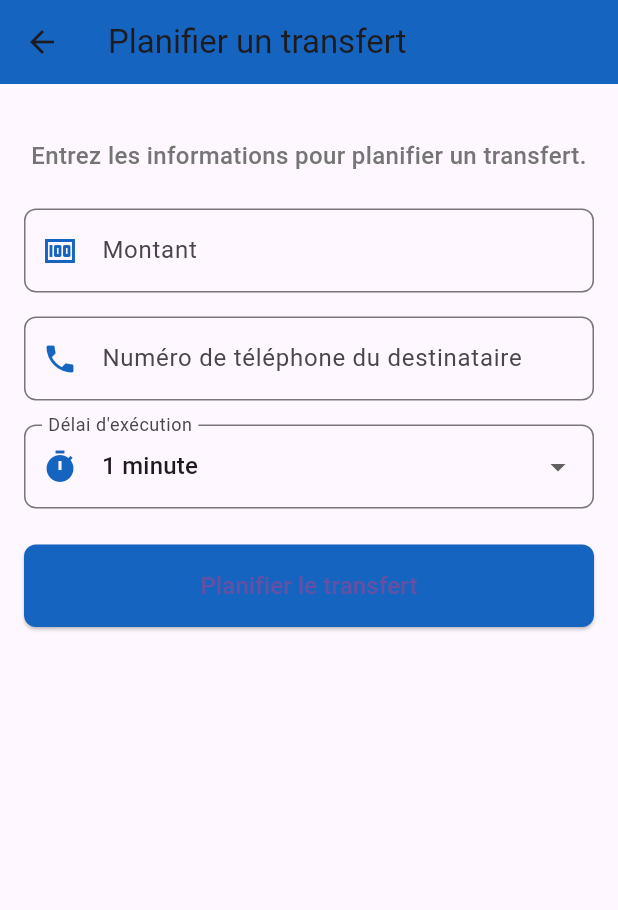
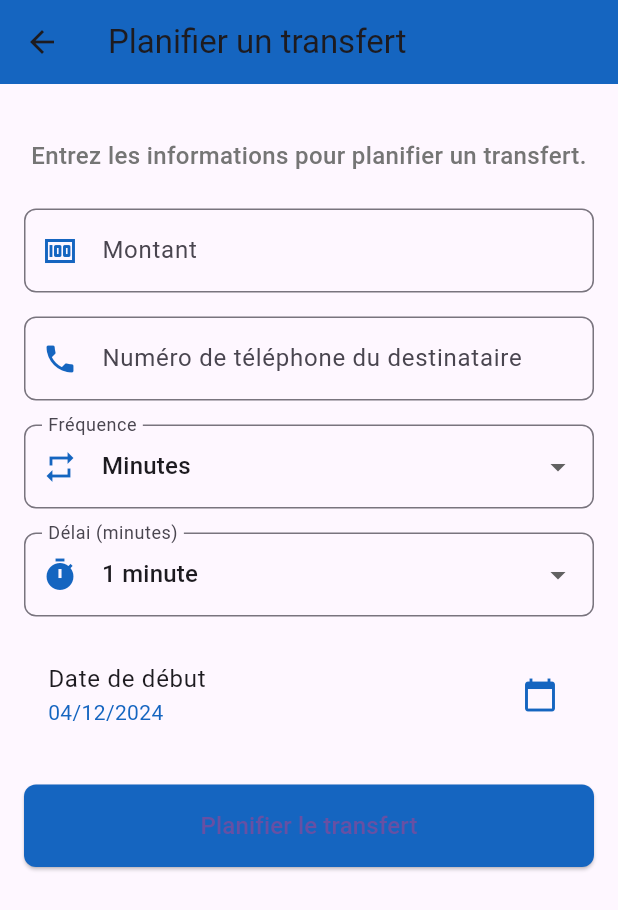
Before and after one commit to palaye08/FlutterTransfert, a Flutter app: the PlanifierView screen opened by its route, on a phone screen of 412 x 824 dp. Shown: the top 910 px of the screen. Run offline on Flutter 3.47's test engine with Material 3 defaults, Android fonts, the phone set to English and light mode, and no system bars; our stand-ins replace cloud_firestore, firebase_auth, firebase_core, flutter_contacts, flutter_secure_storage, get and 3 more; accounts and stored records are empty.

Commit message:
seond commit

```diff
--- a/lib/app/modules/planifier/views/planifier_view.dart
+++ b/lib/app/modules/planifier/views/planifier_view.dart
@@ -1,5 +1,6 @@
 import 'package:flutter/material.dart';
 import 'package:get/get.dart';
+import 'package:intl/intl.dart';
 import 'package:getxcli/app/modules/planifier/controllers/planifier_controller.dart';
 
 class PlanifierView extends GetView<PlanifierController> {
@@ -54,24 +55,91 @@ class PlanifierView extends GetView<PlanifierController> {
                 onChanged: (value) => controller.phoneNumber.value = value,
               ),
               SizedBox(height: 16),
-              // Dropdown for Délai d'exécution
-              DropdownButtonFormField<int>(
+              // Frequency Dropdown
+              Obx(() => DropdownButtonFormField<String>(
                     decoration: InputDecoration(
-                  labelText: 'Délai d\'exécution',
+                      labelText: 'Fréquence',
+                      border: OutlineInputBorder(
+                        borderRadius: BorderRadius.circular(8),
+                      ),
+                      prefixIcon: Icon(Icons.repeat, color: Colors.blue[800]),
+                    ),
+                    value: controller.frequency.value,
+                    items: controller.frequencyOptions.map((String value) {
+                      return DropdownMenuItem<String>(
+                        value: value,
+                        child: Text(value.capitalizeFirst ?? value),
+                      );
+                    }).toList(),
+                    onChanged: (value) {
+                      controller.frequency.value = value!;
+                      // Reset frequency value based on selected frequency
+                      controller.frequencyValue.value = 1;
+                    },
+                  )),
+              SizedBox(height: 16),
+              // Frequency Value Input
+              Obx(() {
+                // Determine the input type based on frequency
+                if (controller.frequency.value == 'minutes') {
+                  return DropdownButtonFormField<int>(
+                    decoration: InputDecoration(
+                      labelText: 'Délai (minutes)',
                       border: OutlineInputBorder(
                         borderRadius: BorderRadius.circular(8),
                       ),
                       prefixIcon: Icon(Icons.timer, color: Colors.blue[800]),
                     ),
-                value: controller.delayMinutes.value,
+                    value: controller.frequencyValue.value,
                     items: [1, 5, 10, 15, 30, 60].map((int value) {
                       return DropdownMenuItem<int>(
                         value: value,
                         child: Text('$value minute${value > 1 ? 's' : ''}'),
                       );
                     }).toList(),
-                onChanged: (value) => controller.delayMinutes.value = value!,
+                    onChanged: (value) => controller.frequencyValue.value = value!,
+                  );
+                } else {
+                  // For daily, weekly, monthly
+                  return TextField(
+                    keyboardType: TextInputType.number,
+                    decoration: InputDecoration(
+                      labelText: 'Valeur de fréquence',
+                      hintText: controller.frequency.value == 'daily'
+                        ? 'Ex: tous les 2 jours'
+                        : (controller.frequency.value == 'weekly'
+                          ? 'Ex: toutes les 3 semaines'
+                          : 'Ex: tous les 2 mois'),
+                      border: OutlineInputBorder(
+                        borderRadius: BorderRadius.circular(8),
                       ),
+                      prefixIcon: Icon(Icons.numbers, color: Colors.blue[800]),
+                    ),
+                    onChanged: (value) => controller.frequencyValue.value = int.tryParse(value) ?? 1,
+                  );
+                }
+              }),
+              SizedBox(height: 16),
+              // Date Picker
+              Obx(() => ListTile(
+                    title: Text('Date de début'),
+                    subtitle: Text(
+                      DateFormat('dd/MM/yyyy').format(controller.startDate.value),
+                      style: TextStyle(color: Colors.blue[800]),
+                    ),
+                    trailing: Icon(Icons.calendar_today, color: Colors.blue[800]),
+                    onTap: () async {
+                      final DateTime? picked = await showDatePicker(
+                        context: context,
+                        initialDate: controller.startDate.value,
+                        firstDate: DateTime.now(),
+                        lastDate: DateTime(2025),
+                      );
+                      if (picked != null) {
+                        controller.startDate.value = picked;
+                      }
+                    },
+                  )),
               SizedBox(height: 24),
               // Bouton pour Planifier le Transfert
               Obx(() => ElevatedButton(
@@ -79,17 +147,6 @@ class PlanifierView extends GetView<PlanifierController> {
                         ? null
                         : () async {
                             await controller.planifierTransaction();
-                            if (controller.error.value.isEmpty) {
-                              // Afficher un Snackbar de succès
-                              Get.snackbar(
-                                'Succès',
-                                'Le transfert a été planifié avec succès.',
-                                backgroundColor: Colors.green[600],
-                                colorText: Colors.white,
-                                duration: Duration(seconds: 3),
-                                snackPosition: SnackPosition.BOTTOM,
-                              );
-                            }
                           },
                     style: ElevatedButton.styleFrom(
                       backgroundColor: Colors.blue[800],
--- a/pubspec.yaml
+++ b/pubspec.yaml
@@ -24,7 +24,7 @@ dependencies:
   firebase_database: ^10.3.8
   google_sign_in: ^6.1.0
   qr_flutter: ^4.1.0
-  mobile_scanner: ^3.0.0
+ # qr_code_scanner: ^1.0.1
 
 
 dev_dependencies:
```
Also changed, not shown: lib/app/modules/home/controllers/home_controller.dart (+5 -2 lines), lib/app/modules/planifier/controllers/planifier_controller.dart (+84 -32 lines), pubspec.lock, 2 other files. Lines whose indentation alone changed are shown as unchanged.
